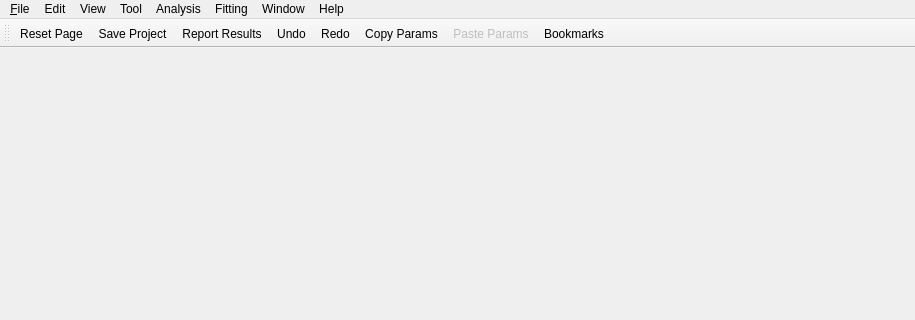
Qt form src/sas/qtgui/MainWindow/UI/MainWindowUI.ui (SasView/sasview) before a commit; both pictures show x 0 to 915 and y 0 to 320 of the 915 by 607 pixel window.
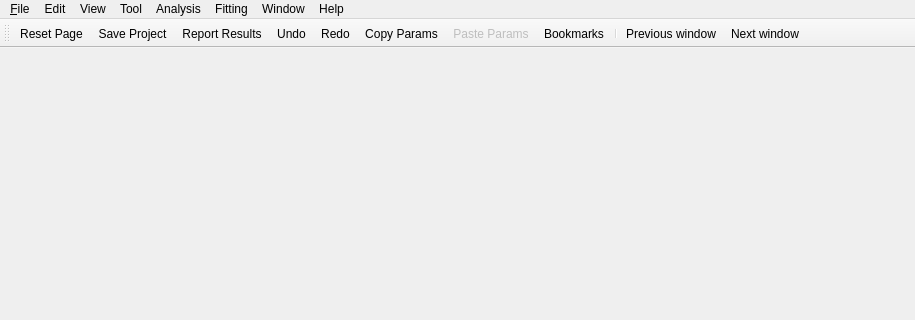
The same form after that commit. Icons and pictures are not drawn.

Commit message: Add icons and actions to the main toolbar to allow for window stepping.

The edit to the form file:
```diff
--- a/src/sas/qtgui/MainWindow/UI/MainWindowUI.ui
+++ b/src/sas/qtgui/MainWindow/UI/MainWindowUI.ui
@@ -190,6 +190,9 @@
    <addaction name="actionCopy"/>
    <addaction name="actionPaste"/>
    <addaction name="actionBookmarks"/>
+   <addaction name="separator"/>
+   <addaction name="actionPrevious"/>
+   <addaction name="actionNext"/>
   </widget>
   <action name="actionReset">
    <property name="icon">
@@ -440,12 +443,12 @@
   </action>
   <action name="actionNext">
    <property name="text">
-    <string>Next</string>
+    <string>Next window</string>
    </property>
   </action>
   <action name="actionPrevious">
    <property name="text">
-    <string>Previous</string>
+    <string>Previous window</string>
    </property>
   </action>
   <action name="actionFitting">
```
Left out of the diff: 10 changed lines with no effect on the pictures. The commit also changes 3 other files.
